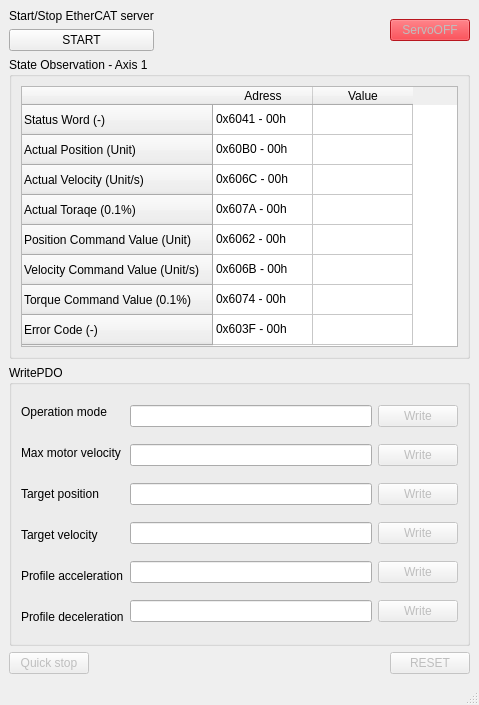
The window that mainwindow.ui (aplopin/ECMaster) describes before a commit, drawn with Qt 5.
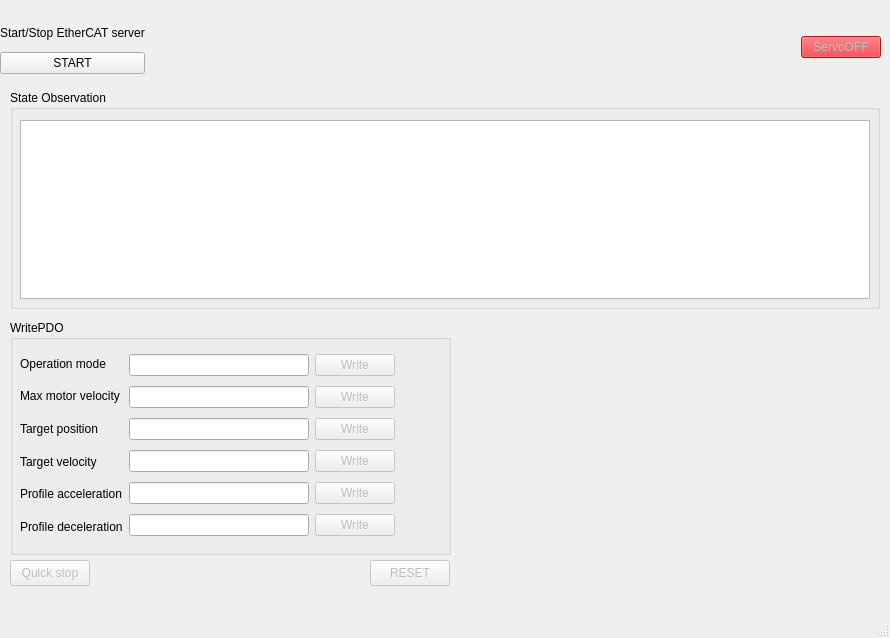
The same window after the commit.

```diff
--- a/mainwindow.ui
+++ b/mainwindow.ui
@@ -6,10 +6,16 @@
    <rect>
     <x>0</x>
     <y>0</y>
-    <width>479</width>
-    <height>705</height>
+    <width>890</width>
+    <height>638</height>
    </rect>
   </property>
+  <property name="sizePolicy">
+   <sizepolicy hsizetype="MinimumExpanding" vsizetype="MinimumExpanding">
+    <horstretch>0</horstretch>
+    <verstretch>0</verstretch>
+   </sizepolicy>
+  </property>
   <property name="windowTitle">
    <string>MainWindow</string>
   </property>
@@ -17,8 +23,88 @@
    <bool>false</bool>
   </property>
   <widget class="QWidget" name="centralwidget">
-   <layout class="QVBoxLayout" name="verticalLayout_3">
-    <item>
+   <widget class="QGroupBox" name="groupBox_2">
+    <property name="geometry">
+     <rect>
+      <x>10</x>
+      <y>90</y>
+      <width>870</width>
+      <height>219</height>
+     </rect>
+    </property>
+    <property name="sizePolicy">
+     <sizepolicy hsizetype="Preferred" vsizetype="Preferred">
+      <horstretch>0</horstretch>
+      <verstretch>0</verstretch>
+     </sizepolicy>
+    </property>
+    <property name="minimumSize">
+     <size>
+      <width>870</width>
+      <height>219</height>
+     </size>
+    </property>
+    <property name="maximumSize">
+     <size>
+      <width>870</width>
+      <height>219</height>
+     </size>
+    </property>
+    <property name="title">
+     <string>State Observation </string>
+    </property>
+    <widget class="QTableWidget" name="tableWidget">
+     <property name="geometry">
+      <rect>
+       <x>10</x>
+       <y>30</y>
+       <width>850</width>
+       <height>179</height>
+      </rect>
+     </property>
+     <property name="sizePolicy">
+      <sizepolicy hsizetype="Fixed" vsizetype="Fixed">
+       <horstretch>0</horstretch>
+       <verstretch>0</verstretch>
+      </sizepolicy>
+     </property>
+     <property name="minimumSize">
+      <size>
+       <width>850</width>
+       <height>179</height>
+      </size>
+     </property>
+     <property name="maximumSize">
+      <size>
+       <width>850</width>
+       <height>179</height>
+      </size>
+     </property>
+     <property name="font">
+      <font>
+       <pointsize>8</pointsize>
+      </font>
+     </property>
+     <property name="verticalScrollBarPolicy">
+      <enum>Qt::ScrollBarAsNeeded</enum>
+     </property>
+     <property name="horizontalScrollBarPolicy">
+      <enum>Qt::ScrollBarAsNeeded</enum>
+     </property>
+     <attribute name="verticalHeaderDefaultSectionSize">
+      <number>20</number>
+     </attribute>
+    </widget>
+   </widget>
+   <widget class="QWidget" name="layoutWidget">
+    <property name="geometry">
+     <rect>
+      <x>0</x>
+      <y>20</y>
+      <width>881</width>
+      <height>54</height>
+     </rect>
+    </property>
      <layout class="QHBoxLayout" name="horizontalLayout">
       <item>
        <layout class="QVBoxLayout" name="verticalLayout">
@@ -65,201 +151,60 @@
        </widget>
       </item>
      </layout>
-    </item>
-    <item>
-     <widget class="QGroupBox" name="groupBox_2">
-      <property name="sizePolicy">
-       <sizepolicy hsizetype="Preferred" vsizetype="Preferred">
-        <horstretch>0</horstretch>
-        <verstretch>0</verstretch>
-       </sizepolicy>
-      </property>
-      <property name="title">
-       <string>State Observation - Axis 1</string>
-      </property>
-      <layout class="QVBoxLayout" name="verticalLayout_2">
-       <item>
-        <widget class="QTableWidget" name="tblReadPDO">
+   </widget>
+   <widget class="QPushButton" name="btnQuickStop">
          <property name="enabled">
-          <bool>true</bool>
-         </property>
-         <property name="sizePolicy">
-          <sizepolicy hsizetype="Fixed" vsizetype="Fixed">
-           <horstretch>0</horstretch>
-           <verstretch>0</verstretch>
-          </sizepolicy>
-         </property>
-         <property name="minimumSize">
-          <size>
-           <width>437</width>
-           <height>261</height>
-          </size>
-         </property>
-         <property name="mouseTracking">
           <bool>false</bool>
          </property>
-         <property name="tabletTracking">
-          <bool>false</bool>
-         </property>
-         <property name="focusPolicy">
-          <enum>Qt::NoFocus</enum>
-         </property>
-         <property name="contextMenuPolicy">
-          <enum>Qt::NoContextMenu</enum>
-         </property>
-         <property name="verticalScrollBarPolicy">
-          <enum>Qt::ScrollBarAlwaysOff</enum>
-         </property>
-         <property name="horizontalScrollBarPolicy">
-          <enum>Qt::ScrollBarAlwaysOff</enum>
-         </property>
-         <property name="autoScroll">
+    <property name="geometry">
+     <rect>
+      <x>10</x>
+      <y>560</y>
+      <width>80</width>
+      <height>26</height>
+     </rect>
+    </property>
+    <property name="text">
+     <string>Quick stop</string>
+    </property>
+   </widget>
+   <widget class="QPushButton" name="btnReset">
+    <property name="enabled">
           <bool>false</bool>
          </property>
-         <property name="editTriggers">
-          <set>QAbstractItemView::NoEditTriggers</set>
-         </property>
-         <property name="tabKeyNavigation">
-          <bool>false</bool>
-         </property>
-         <property name="showDropIndicator" stdset="0">
-          <bool>false</bool>
-         </property>
-         <property name="dragDropOverwriteMode">
-          <bool>false</bool>
-         </property>
-         <property name="selectionMode">
-          <enum>QAbstractItemView::NoSelection</enum>
-         </property>
-         <property name="selectionBehavior">
-          <enum>QAbstractItemView::SelectItems</enum>
-         </property>
-         <property name="horizontalScrollMode">
-          <enum>QAbstractItemView::ScrollPerItem</enum>
-         </property>
-         <property name="showGrid">
-          <bool>true</bool>
-         </property>
-         <property name="wordWrap">
-          <bool>false</bool>
-         </property>
-         <property name="cornerButtonEnabled">
-          <bool>false</bool>
-         </property>
-         <attribute name="horizontalHeaderVisible">
-          <bool>true</bool>
-         </attribute>
-         <attribute name="horizontalHeaderCascadingSectionResizes">
-          <bool>false</bool>
-         </attribute>
-         <attribute name="horizontalHeaderHighlightSections">
-          <bool>true</bool>
-         </attribute>
-         <attribute name="verticalHeaderHighlightSections">
-          <bool>true</bool>
-         </attribute>
-         <row>
+    <property name="geometry">
+     <rect>
+      <x>370</x>
+      <y>560</y>
+      <width>80</width>
+      <height>26</height>
+     </rect>
+    </property>
           <property name="text">
-           <string>Status Word (-)</string>
-          </property>
-         </row>
-         <row>
-          <property name="text">
-           <string>Actual Position (Unit)</string>
-          </property>
-         </row>
-         <row>
-          <property name="text">
-           <string>Actual Velocity (Unit/s)</string>
-          </property>
-         </row>
-         <row>
-          <property name="text">
-           <string>Actual Toraqe (0.1%)</string>
-          </property>
-         </row>
-         <row>
-          <property name="text">
-           <string>Position Command Value (Unit)</string>
-          </property>
-         </row>
-         <row>
-          <property name="text">
-           <string>Velocity Command Value (Unit/s)</string>
-          </property>
-         </row>
-         <row>
-          <property name="text">
-           <string>Torque Command Value (0.1%)</string>
-          </property>
-         </row>
-         <row>
-          <property name="text">
-           <string>Error Code (-)</string>
-          </property>
-         </row>
-         <column>
-          <property name="text">
-           <string notr="true">Adress</string>
-          </property>
-         </column>
-         <column>
-          <property name="text">
-           <string>Value</string>
-          </property>
-         </column>
-         <item row="0" column="0">
-          <property name="text">
-           <string>0x6041 - 00h</string>
-          </property>
-         </item>
-         <item row="1" column="0">
-          <property name="text">
-           <string>0x60B0 - 00h</string>
-          </property>
-         </item>
-         <item row="2" column="0">
-          <property name="text">
-           <string>0x606C - 00h</string>
-          </property>
-         </item>
-         <item row="3" column="0">
-          <property name="text">
-           <string>0x607A - 00h</string>
-          </property>
-         </item>
-         <item row="4" column="0">
-          <property name="text">
-           <string>0x6062 - 00h</string>
-          </property>
-         </item>
-         <item row="5" column="0">
-          <property name="text">
-           <string>0x606B - 00h</string>
-          </property>
-         </item>
-         <item row="6" column="0">
-          <property name="text">
-           <string>0x6074 - 00h</string>
-          </property>
-         </item>
-         <item row="7" column="0">
-          <property name="text">
-           <string>0x603F - 00h</string>
-          </property>
-         </item>
-        </widget>
-       </item>
-      </layout>
-     </widget>
-    </item>
-    <item>
+     <string>RESET</string>
+    </property>
+   </widget>
      <widget class="QGroupBox" name="groupBox">
+    <property name="geometry">
+     <rect>
+      <x>10</x>
+      <y>320</y>
+      <width>441</width>
+      <height>235</height>
+     </rect>
+    </property>
       <property name="title">
        <string>WritePDO</string>
       </property>
-      <layout class="QHBoxLayout" name="horizontalLayout_5">
-       <item>
+    <widget class="QWidget" name="layoutWidget">
+     <property name="geometry">
+      <rect>
+       <x>10</x>
+       <y>30</y>
+       <width>375</width>
+       <height>190</height>
+      </rect>
+     </property>
         <layout class="QHBoxLayout" name="horizontalLayout_4">
          <item>
           <layout class="QVBoxLayout" name="verticalLayout_5">
@@ -394,48 +339,8 @@
           </layout>
          </item>
         </layout>
-       </item>
-      </layout>
-     </widget>
-    </item>
-    <item>
-     <layout class="QHBoxLayout" name="horizontalLayout_2">
-      <item>
-       <widget class="QPushButton" name="btnQuickStop">
-        <property name="enabled">
-         <bool>false</bool>
-        </property>
-        <property name="text">
-         <string>Quick stop</string>
-        </property>
-       </widget>
-      </item>
-      <item>
-       <spacer name="horizontalSpacer_2">
-        <property name="orientation">
-         <enum>Qt::Horizontal</enum>
-        </property>
-        <property name="sizeHint" stdset="0">
-         <size>
-          <width>40</width>
-          <height>20</height>
-         </size>
-        </property>
-       </spacer>
-      </item>
-      <item>
-       <widget class="QPushButton" name="btnReset">
-        <property name="enabled">
-         <bool>false</bool>
-        </property>
-        <property name="text">
-         <string>RESET</string>
-        </property>
-       </widget>
-      </item>
-     </layout>
-    </item>
-   </layout>
+    </widget>
+   </widget>
   </widget>
   <widget class="QMenuBar" name="menubar">
    <property name="geometry">
```
Left out of the diff: 2 changed lines with no effect on the pictures. Lines whose indentation alone changed are shown as unchanged.
